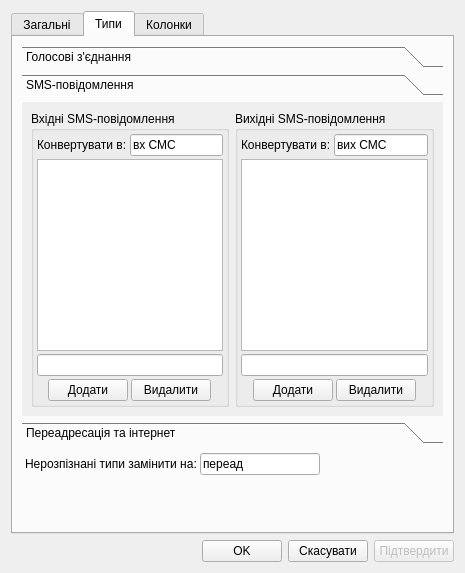
OlehOleinikov/matematik, file gui/win_modal_setup.ui: the form before one commit.
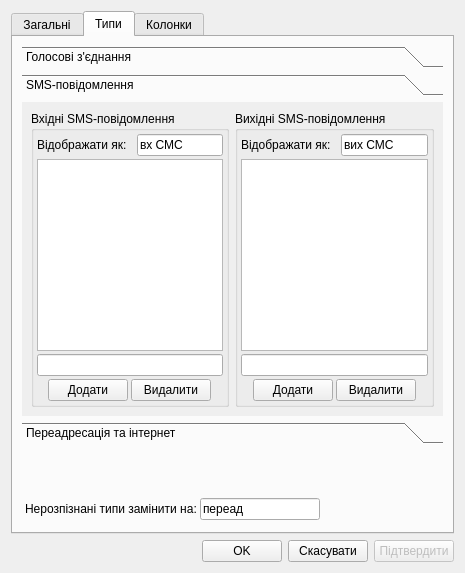
The form after the commit. The open tabs and pages were chosen to show the change. Icons and pictures are not drawn.

```diff
--- a/gui/win_modal_setup.ui
+++ b/gui/win_modal_setup.ui
@@ -467,8 +467,8 @@
            <rect>
             <x>0</x>
             <y>0</y>
-            <width>385</width>
-            <height>271</height>
+            <width>423</width>
+            <height>307</height>
            </rect>
           </property>
           <attribute name="label">
@@ -501,7 +501,7 @@
                 <item>
                  <widget class="QLabel" name="label_27">
                   <property name="text">
-                   <string>Конвертувати в:</string>
+                   <string>Відображати як:  </string>
                   </property>
                  </widget>
                 </item>
@@ -593,7 +593,7 @@
                 <item>
                  <widget class="QLabel" name="label_26">
                   <property name="text">
-                   <string>Конвертувати в:</string>
+                   <string>Відображати як:  </string>
                   </property>
                  </widget>
                 </item>
@@ -862,6 +862,19 @@
          </widget>
         </widget>
        </item>
+       <item>
+        <spacer name="verticalSpacer_2">
+         <property name="orientation">
+          <enum>Qt::Vertical</enum>
+         </property>
+         <property name="sizeHint" stdset="0">
+          <size>
+           <width>20</width>
+           <height>40</height>
+          </size>
+         </property>
+        </spacer>
+       </item>
        <item>
         <layout class="QHBoxLayout" name="horizontalLayout_40">
          <property name="spacing">
@@ -914,19 +927,6 @@
          </item>
         </layout>
        </item>
-       <item>
-        <spacer name="verticalSpacer_7">
-         <property name="orientation">
-          <enum>Qt::Vertical</enum>
-         </property>
-         <property name="sizeHint" stdset="0">
-          <size>
-           <width>20</width>
-           <height>40</height>
-          </size>
-         </property>
-        </spacer>
-       </item>
       </layout>
      </widget>
      <widget class="QWidget" name="tab_setup_columns">
```
Left out of the diff: 20 changed lines with no effect on the pictures.
